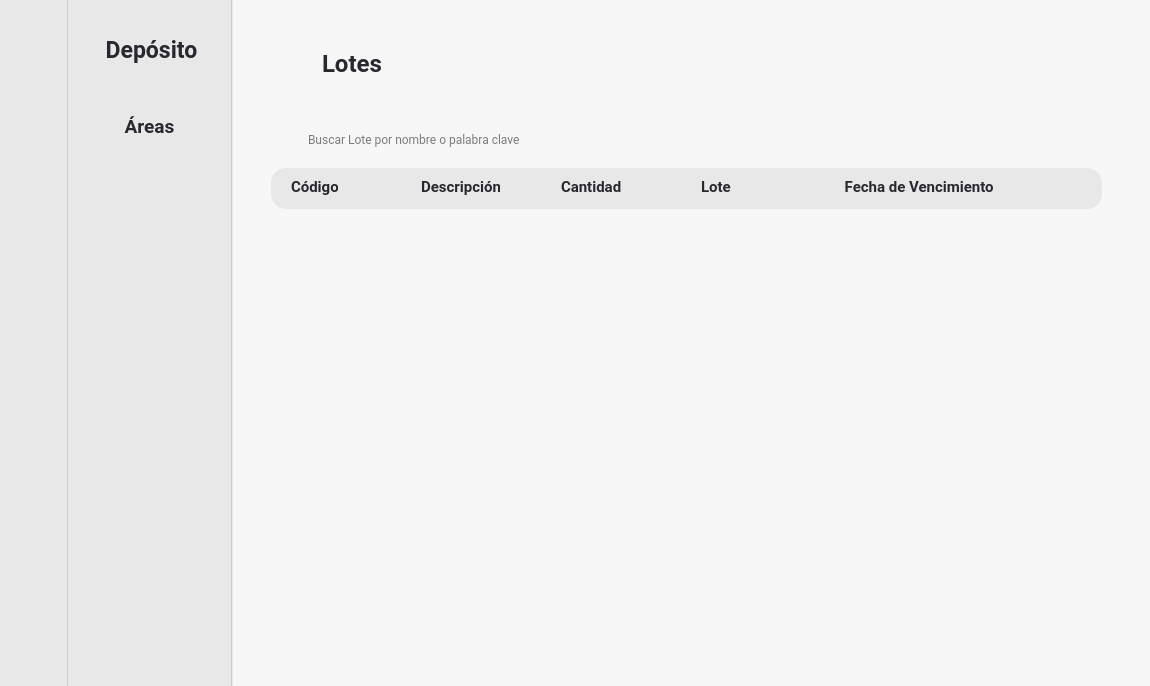
Above: Interfaces/main/mordern.ui from juanignaciocansillieri/Proyecto-Final before the change. Below: the same form after it.
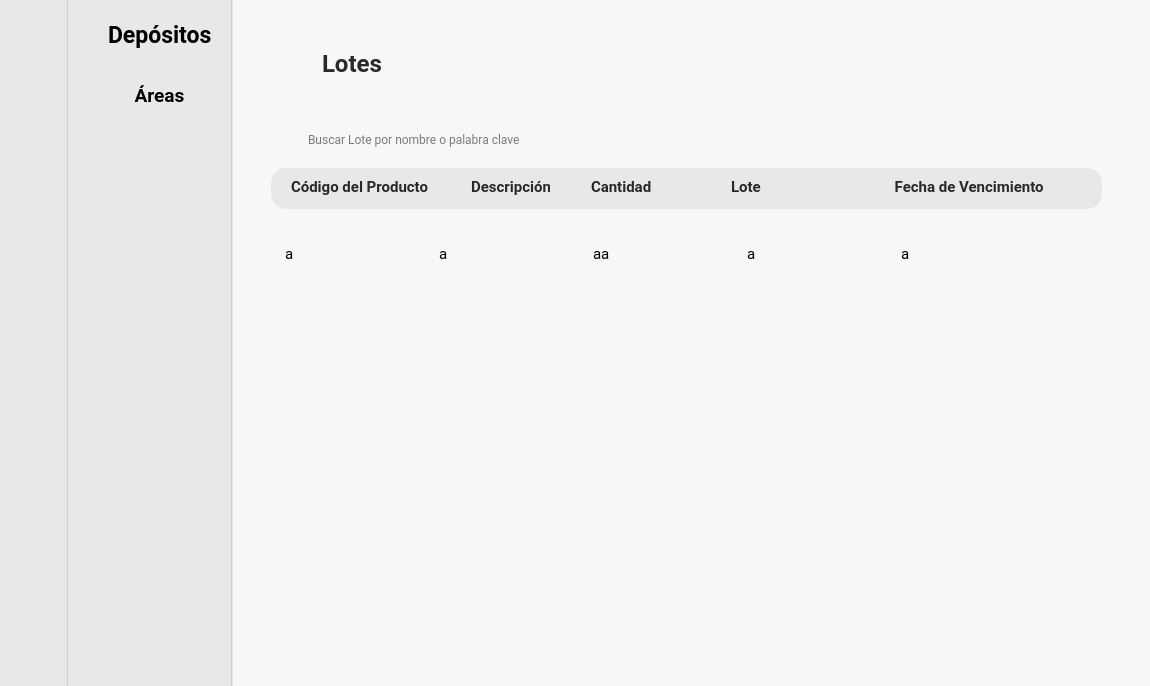
That is the form after the change. The open tabs and pages were chosen to show the change. Icons and pictures are not drawn.

```diff
--- a/Interfaces/main/mordern.ui
+++ b/Interfaces/main/mordern.ui
@@ -706,97 +706,68 @@
                      <number>0</number>
                     </property>
                     <item>
-                     <widget class="QFrame" name="frame_13">
-                      <property name="maximumSize">
-                       <size>
-                        <width>200</width>
-                        <height>100</height>
-                       </size>
-                      </property>
+                     <widget class="QFrame" name="frame_5">
                       <property name="frameShape">
                        <enum>QFrame::StyledPanel</enum>
                       </property>
                       <property name="frameShadow">
                        <enum>QFrame::Raised</enum>
                       </property>
-                      <widget class="QLabel" name="label_9">
-                       <property name="geometry">
-                        <rect>
-                         <x>7</x>
-                         <y>30</y>
-                         <width>128</width>
-                         <height>40</height>
-                        </rect>
-                       </property>
-                       <property name="minimumSize">
-                        <size>
-                         <width>128</width>
-                         <height>0</height>
-                        </size>
-                       </property>
-                       <property name="maximumSize">
-                        <size>
-                         <width>120</width>
-                         <height>40</height>
-                        </size>
-                       </property>
-                       <property name="font">
-                        <font>
-                         <family>Roboto</family>
-                         <pointsize>17</pointsize>
-                         <weight>75</weight>
-                         <bold>true</bold>
-                        </font>
-                       </property>
-                       <property name="styleSheet">
-                        <string notr="true">color: #282830 ;
-</string>
-                       </property>
-                       <property name="text">
-                        <string>Depósito</string>
-                       </property>
-                       <property name="alignment">
-                        <set>Qt::AlignCenter</set>
-                       </property>
-                      </widget>
-                     </widget>
-                    </item>
-                    <item>
-                     <widget class="QFrame" name="frame_14">
-                      <property name="frameShape">
-                       <enum>QFrame::StyledPanel</enum>
-                      </property>
-                      <property name="frameShadow">
-                       <enum>QFrame::Raised</enum>
-                      </property>
-                      <layout class="QVBoxLayout" name="verticalLayout_8">
-                       <property name="spacing">
-                        <number>0</number>
-                       </property>
-                       <property name="leftMargin">
-                        <number>0</number>
-                       </property>
-                       <property name="topMargin">
-                        <number>0</number>
-                       </property>
-                       <property name="rightMargin">
-                        <number>0</number>
-                       </property>
-                       <property name="bottomMargin">
-                        <number>0</number>
-                       </property>
+                      <layout class="QVBoxLayout" name="verticalLayout_7">
                        <item>
-                        <widget class="QLabel" name="label_12">
+                        <widget class="QFrame" name="frame_13">
+                         <property name="maximumSize">
+                          <size>
+                           <width>16777215</width>
+                           <height>55</height>
+                          </size>
+                         </property>
+                         <property name="font">
+                          <font>
+                           <pointsize>11</pointsize>
+                          </font>
+                         </property>
+                         <property name="frameShape">
+                          <enum>QFrame::StyledPanel</enum>
+                         </property>
+                         <property name="frameShadow">
+                          <enum>QFrame::Raised</enum>
+                         </property>
+                         <widget class="QLabel" name="label_2">
+                          <property name="geometry">
+                           <rect>
+                            <x>5</x>
+                            <y>10</y>
+                            <width>121</width>
+                            <height>31</height>
+                           </rect>
+                          </property>
+                          <property name="font">
+                           <font>
+                            <family>Roboto</family>
+                            <pointsize>17</pointsize>
+                            <weight>75</weight>
+                            <bold>true</bold>
+                           </font>
+                          </property>
+                          <property name="text">
+                           <string>Depósitos</string>
+                          </property>
+                         </widget>
+                        </widget>
+                       </item>
+                       <item>
+                        <widget class="QLabel" name="label">
                          <property name="minimumSize">
                           <size>
-                           <width>128</width>
-                           <height>0</height>
+                           <width>0</width>
+                           <height>7</height>
                           </size>
                          </property>
                          <property name="maximumSize">
                           <size>
-                           <width>120</width>
-                           <height>40</height>
+                           <width>16777215</width>
+                           <height>50</height>
                           </size>
                          </property>
                          <property name="font">
@@ -807,10 +778,6 @@
                            <bold>true</bold>
                           </font>
                          </property>
-                         <property name="styleSheet">
-                          <string notr="true">color: #282830 ;
-</string>
-                         </property>
                          <property name="text">
                           <string>Áreas</string>
                          </property>
@@ -819,31 +786,14 @@
                          </property>
                         </widget>
                        </item>
-                       <item alignment="Qt::AlignTop">
-                        <widget class="QFrame" name="frame_5">
+                       <item>
+                        <widget class="QFrame" name="frame_14">
                          <property name="frameShape">
                           <enum>QFrame::StyledPanel</enum>
                          </property>
                          <property name="frameShadow">
                           <enum>QFrame::Raised</enum>
                          </property>
-                         <layout class="QVBoxLayout" name="verticalLayout_7">
-                          <property name="spacing">
-                           <number>0</number>
-                          </property>
-                          <property name="leftMargin">
-                           <number>0</number>
-                          </property>
-                          <property name="topMargin">
-                           <number>0</number>
-                          </property>
-                          <property name="rightMargin">
-                           <number>0</number>
-                          </property>
-                          <property name="bottomMargin">
-                           <number>0</number>
-                          </property>
-                         </layout>
                         </widget>
                        </item>
                        <item>
@@ -2786,8 +2736,8 @@
                        <property name="geometry">
                         <rect>
                          <x>40</x>
-                         <y>50</y>
-                         <width>921</width>
+                         <y>60</y>
+                         <width>821</width>
                          <height>421</height>
                         </rect>
                        </property>
@@ -2834,7 +2784,7 @@
                         <bool>true</bool>
                        </attribute>
                        <attribute name="horizontalHeaderDefaultSectionSize">
-                        <number>139</number>
+                        <number>154</number>
                        </attribute>
                        <attribute name="horizontalHeaderShowSortIndicator" stdset="0">
                         <bool>true</bool>
@@ -2848,6 +2798,11 @@
                        <attribute name="verticalHeaderDefaultSectionSize">
                         <number>41</number>
                        </attribute>
+                       <row>
+                        <property name="text">
+                         <string>New Row</string>
+                        </property>
+                       </row>
                        <column>
                         <property name="text">
                          <string>New Column</string>
@@ -2873,6 +2828,31 @@
                          <string>New Column</string>
                         </property>
                        </column>
+                       <item row="0" column="0">
+                        <property name="text">
+                         <string>a</string>
+                        </property>
+                       </item>
+                       <item row="0" column="1">
+                        <property name="text">
+                         <string>a</string>
+                        </property>
+                       </item>
+                       <item row="0" column="2">
+                        <property name="text">
+                         <string>aa</string>
+                        </property>
+                       </item>
+                       <item row="0" column="3">
+                        <property name="text">
+                         <string>a</string>
+                        </property>
+                       </item>
+                       <item row="0" column="4">
+                        <property name="text">
+                         <string>a</string>
+                        </property>
+                       </item>
                       </widget>
                       <widget class="QFrame" name="frame_29">
                        <property name="geometry">
@@ -2904,7 +2884,7 @@
                          <rect>
                           <x>20</x>
                           <y>10</y>
-                          <width>47</width>
+                          <width>141</width>
                           <height>18</height>
                          </rect>
                         </property>
@@ -2922,13 +2902,13 @@
 </string>
                         </property>
                         <property name="text">
-                         <string>Código</string>
+                         <string>Código del Producto</string>
                         </property>
                        </widget>
                        <widget class="QLabel" name="label_42">
                         <property name="geometry">
                          <rect>
-                          <x>150</x>
+                          <x>200</x>
                           <y>10</y>
                           <width>79</width>
                           <height>18</height>
@@ -2955,7 +2935,7 @@
                        <widget class="QLabel" name="label_43">
                         <property name="geometry">
                          <rect>
-                          <x>430</x>
+                          <x>460</x>
                           <y>10</y>
                           <width>132</width>
                           <height>18</height>
@@ -2981,7 +2961,7 @@
                        <widget class="QLabel" name="label_45">
                         <property name="geometry">
                          <rect>
-                          <x>570</x>
+                          <x>620</x>
                           <y>10</y>
                           <width>161</width>
                           <height>18</height>
@@ -3007,7 +2987,7 @@
                        <widget class="QLabel" name="label_46">
                         <property name="geometry">
                          <rect>
-                          <x>290</x>
+                          <x>320</x>
                           <y>10</y>
                           <width>61</width>
                           <height>18</height>
```
Left out of the diff: 210 changed lines with no effect on the pictures.
